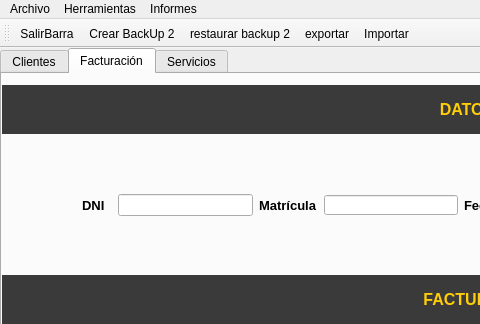
LazaroDeTormes/vazquezgonzalez, file views/venMain.ui: the form before one commit; both pictures show x 0 to 480 and y 0 to 324 of the 929 by 851 pixel window.
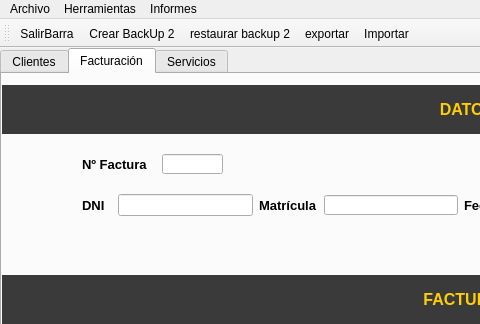
The form after the commit. The open tabs and pages were chosen to show the change. Icons and pictures are not drawn.

Commit message: none arreglado. Queda hacer la factura en pdf y guardar las ventas.

Diff of the .ui file:
```diff
--- a/views/venMain.ui
+++ b/views/venMain.ui
@@ -2183,6 +2183,63 @@
        </item>
       </layout>
      </widget>
+     <widget class="QLabel" name="lblNumFac">
+      <property name="geometry">
+       <rect>
+        <x>80</x>
+        <y>80</y>
+        <width>70</width>
+        <height>20</height>
+       </rect>
+      </property>
+      <property name="minimumSize">
+       <size>
+        <width>70</width>
+        <height>20</height>
+       </size>
+      </property>
+      <property name="maximumSize">
+       <size>
+        <width>70</width>
+        <height>20</height>
+       </size>
+      </property>
+      <property name="font">
+       <font>
+        <pointsize>10</pointsize>
+        <weight>75</weight>
+        <bold>true</bold>
+       </font>
+      </property>
+      <property name="text">
+       <string>Nº Factura</string>
+      </property>
+     </widget>
+     <widget class="QLineEdit" name="txtNumFac">
+      <property name="geometry">
+       <rect>
+        <x>160</x>
+        <y>80</y>
+        <width>61</width>
+        <height>20</height>
+       </rect>
+      </property>
+      <property name="minimumSize">
+       <size>
+        <width>61</width>
+        <height>20</height>
+       </size>
+      </property>
+      <property name="maximumSize">
+       <size>
+        <width>61</width>
+        <height>20</height>
+       </size>
+      </property>
+      <property name="readOnly">
+       <bool>true</bool>
+      </property>
+     </widget>
     </widget>
     <widget class="QWidget" name="tab_3">
      <attribute name="title">
```
Left out of the diff: 2 changed lines with no effect on the pictures. The commit also changes 4 other files.
